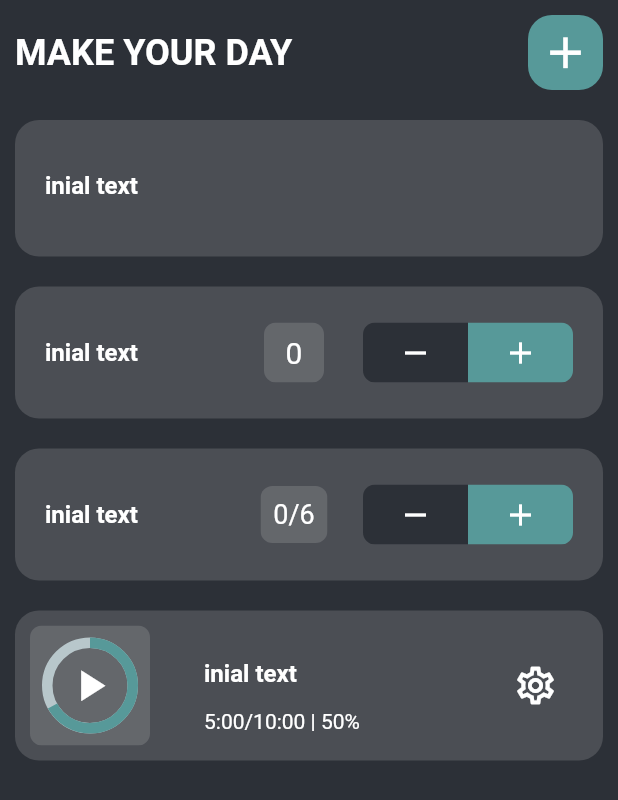
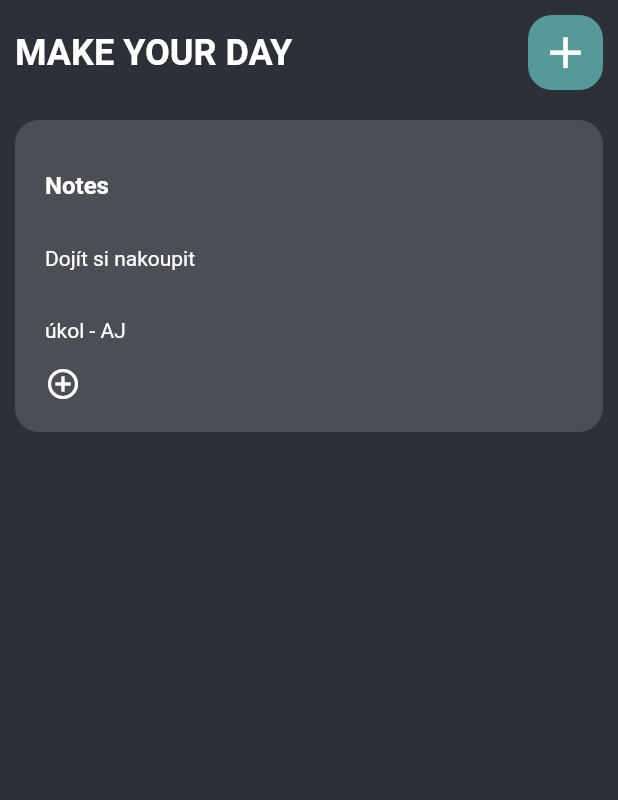
Before and after one commit to kubahomola/myd_mobile_flutter-app, a Flutter app: the screen it shows after launch, on a phone screen of 412 x 824 dp. Shown: the top 800 px of the screen. Run offline on Flutter 3.47's test engine with Material 2 defaults, Android fonts, the phone set to English and light mode, and no system bars; drawn by our look-alikes of percent_indicator.

Commit message:
funkcni poznamky

```diff
--- a/lib/home_page.dart
+++ b/lib/home_page.dart
@@ -26,9 +26,9 @@ class _HomePageState extends State<HomePage> {
                 child: ListView(
                   children: const [
                     NotesWidget(),
-                    CounterWidget(),
-                    CountTrackerWidget(),
-                    HabitTrackerWidget(),
+                    // CounterWidget(),
+                    // CountTrackerWidget(),
+                    // HabitTrackerWidget(),
                   ],
                 ),
               )
--- a/lib/utilities/widgets/count_tracker_widget.dart
+++ b/lib/utilities/widgets/count_tracker_widget.dart
@@ -98,7 +98,9 @@ class _CountTrackerWidgetState extends State<CountTrackerWidget> {
               child: Row(
                 mainAxisAlignment: MainAxisAlignment.spaceBetween,
                 children: [
-                  const EditTitleTextField(),
+                  EditTitleTextField(
+                    initialText: "Counter2",
+                  ),
                   GestureDetector(
                     onDoubleTap: _counterReset,
                     onTap: _userInputDialog,
--- a/lib/utilities/widgets/counter_widget.dart
+++ b/lib/utilities/widgets/counter_widget.dart
@@ -44,7 +44,9 @@ class _CounterWidgetState extends State<CounterWidget> {
               child: Row(
                 mainAxisAlignment: MainAxisAlignment.spaceBetween,
                 children: [
-                  const EditTitleTextField(),
+                  EditTitleTextField(
+                    initialText: "Counter1",
+                  ),
                   GestureDetector(
                     onDoubleTap: _counterReset,
                     child: ClipRRect(
--- a/lib/utilities/widgets/edit_title_text_field.dart
+++ b/lib/utilities/widgets/edit_title_text_field.dart
@@ -1,30 +1,20 @@
 import 'package:flutter/material.dart';
 
-class EditTitleTextField extends StatefulWidget {
-  const EditTitleTextField({Key? key}) : super(key: key);
+class EditTitleTextField extends StatelessWidget {
+  //variables
+  String initialText;
 
-  @override
-  State<EditTitleTextField> createState() => _EditTitleTextFieldState();
-}
+  EditTitleTextField({
+    Key? key,
+    required this.initialText,
+  }) : super(key: key);
 
-class _EditTitleTextFieldState extends State<EditTitleTextField> {
-  //variables
-  String initialText = "inial text";
   final TextEditingController _textEditingController = TextEditingController();
-
-//pridat default text
-// TextField(
-//   controller: TextEditingController()..text = 'Your initial value',
-//   onChanged: (text) => {},
-// )
 
   @override
   Widget build(BuildContext context) {
-    return SizedBox(
-      width: 120,
-      child: TextField(
-        style:
-            const TextStyle(fontWeight: FontWeight.bold, color: Colors.white),
+    return TextField(
+      style: const TextStyle(fontWeight: FontWeight.bold, color: Colors.white),
       decoration: const InputDecoration(
         border: InputBorder.none,
       ),
@@ -34,7 +24,6 @@ class _EditTitleTextFieldState extends State<EditTitleTextField> {
         print(initialText);
       },
       controller: _textEditingController..text = initialText,
-      ),
     );
   }
 }
--- a/lib/utilities/widgets/habit_tracker_widget.dart
+++ b/lib/utilities/widgets/habit_tracker_widget.dart
@@ -40,9 +40,11 @@ class HabitTrackerWidget extends StatelessWidget {
               Column(
                 crossAxisAlignment: CrossAxisAlignment.start,
                 mainAxisAlignment: MainAxisAlignment.center,
-                children: const [
-                  EditTitleTextField(),
-                  Text("5:00/10:00 | 50%")
+                children: [
+                  EditTitleTextField(
+                    initialText: "Habbit Tracker",
+                  ),
+                  const Text("5:00/10:00 | 50%")
                 ],
               ),
               const Padding(
--- /dev/null
+++ b/lib/utilities/widgets/notes_edit_title_field.dart
@@ -0,0 +1,91 @@
+import 'package:flutter/material.dart';
+import 'package:myd/utilities/widgets/edit_title_text_field.dart';
+
+class NotesEditTitleTextField extends StatefulWidget {
+  final String initialText;
+
+  const NotesEditTitleTextField({
+    Key? key,
+    required this.initialText,
+  }) : super(key: key);
+
+  @override
+  State<NotesEditTitleTextField> createState() =>
+      _NotesEditTitleTextFieldState();
+}
+
+class _NotesEditTitleTextFieldState extends State<NotesEditTitleTextField> {
+  //variables
+  List notesList = ["Dojít si nakoupit", "úkol - AJ"];
+  bool _isEditing = true;
+
+  @override
+  Widget build(BuildContext context) {
+    if (_isEditing) {
+      return Column(
+        crossAxisAlignment: CrossAxisAlignment.start,
+        children: [
+          EditTitleTextField(initialText: "Notes"),
+          ListView.builder(
+              shrinkWrap: true,
+              itemCount: notesList.length,
+              itemBuilder: ((context, index) {
+                return TextFormField(
+                  style: const TextStyle(fontSize: 14),
+                  decoration: const InputDecoration(
+                    border: InputBorder.none,
+                  ),
+                  autocorrect: false,
+                  onFieldSubmitted: (value) {
+                    notesList[index] = value;
+                    setState(() {
+                      if (notesList[index] == "") {
+                        setState(() {
+                          notesList.removeAt(index);
+                        });
+                      }
+                      _isEditing = false;
+                    });
+                  },
+                  initialValue: notesList[index],
+                );
+              })),
+          GestureDetector(
+              onTap: () {
+                setState(() {
+                  notesList.add(" ");
+                  _isEditing = true;
+                });
+              },
+              child: const Icon(
+                Icons.add_circle_outline,
+              ))
+        ],
+      );
+    } else {
+      return Column(
+        crossAxisAlignment: CrossAxisAlignment.start,
+        children: [
+          EditTitleTextField(initialText: "Notes"),
+          ListView.builder(
+              shrinkWrap: true,
+              itemCount: notesList.length,
+              itemBuilder: ((context, index) {
+                return TextFormField(
+                  onTap: () {
+                    setState(() {
+                      _isEditing = true;
+                    });
+                  },
+                  style: const TextStyle(fontSize: 14),
+                  decoration: const InputDecoration(
+                    border: InputBorder.none,
+                  ),
+                  initialValue: notesList[index],
+                );
+              }))
+        ],
+      );
+    }
+  }
+}
--- a/lib/utilities/widgets/notes_widget.dart
+++ b/lib/utilities/widgets/notes_widget.dart
@@ -1,4 +1,5 @@
 import 'package:flutter/material.dart';
+import 'package:myd/utilities/widgets/notes_edit_title_field.dart';
 import 'edit_title_text_field.dart';
 
 class NotesWidget extends StatefulWidget {
@@ -11,29 +12,25 @@ class NotesWidget extends StatefulWidget {
 class _NotesWidgetState extends State<NotesWidget> {
   @override
   Widget build(BuildContext context) {
-    return Wrap(children: [
-      Padding(
-        padding: const EdgeInsets.all(10.0),
+    return Padding(
+      padding: const EdgeInsets.all(10.0),
+      child: ClipRRect(
+        borderRadius: BorderRadius.circular(16),
         child: Container(
-          alignment: Alignment.centerLeft,
-          decoration: BoxDecoration(
-            borderRadius: BorderRadius.circular(16),
-            color: Theme.of(context).colorScheme.primary,
-          ),
+          color: Theme.of(context).colorScheme.primary,
           child: Padding(
-            padding: const EdgeInsets.all(20),
+            padding: const EdgeInsets.all(20.0),
             child: Column(
               crossAxisAlignment: CrossAxisAlignment.start,
               children: const [
-                Padding(
-                  padding: EdgeInsets.only(bottom: 3),
-                  child: EditTitleTextField(),
+                NotesEditTitleTextField(
+                  initialText: "Notes",
                 ),
               ],
             ),
           ),
         ),
       ),
-    ]);
+    );
   }
 }
```
Also changed, not shown: lib/test_page.dart (deleted, +0 -16 lines). Lines whose indentation alone changed are shown as unchanged.
